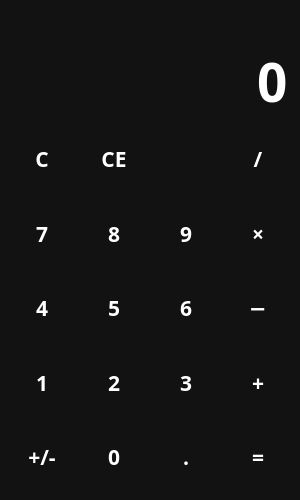
Above: design.ui from lesskop/shtosh-calculator before the change. Below: the same form after it.
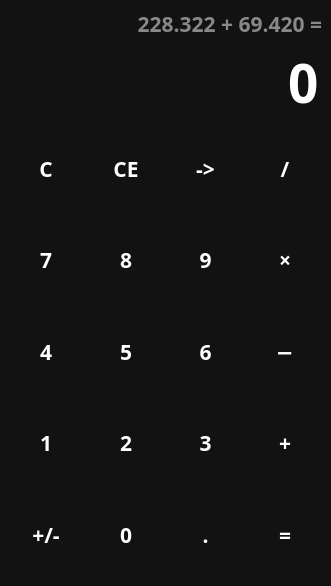
That is the form after the change. Icons and pictures are not drawn.

Diff of the .ui file:
```diff
--- a/design.ui
+++ b/design.ui
@@ -6,16 +6,10 @@
    <rect>
     <x>0</x>
     <y>0</y>
-    <width>300</width>
-    <height>500</height>
+    <width>331</width>
+    <height>586</height>
    </rect>
   </property>
-  <property name="minimumSize">
-   <size>
-    <width>300</width>
-    <height>500</height>
-   </size>
-  </property>
   <property name="windowTitle">
    <string>shtosh calculator</string>
   </property>
@@ -59,7 +53,7 @@
        <string notr="true">color: #888;</string>
       </property>
       <property name="text">
-       <string/>
+       <string>228.322 + 69.420 =</string>
       </property>
       <property name="alignment">
        <set>Qt::AlignRight|Qt::AlignTrailing|Qt::AlignVCenter</set>
@@ -328,17 +322,7 @@
          <cursorShape>PointingHandCursor</cursorShape>
         </property>
         <property name="text">
-         <string/>
-        </property>
-        <property name="icon">
-         <iconset resource="files.qrc">
-          <normaloff>:/icons/icons/backspace.png</normaloff>:/icons/icons/backspace.png</iconset>
-        </property>
-        <property name="iconSize">
-         <size>
-          <width>24</width>
-          <height>24</height>
-         </size>
+         <string>-&gt;</string>
         </property>
         <property name="shortcut">
          <string>Backspace</string>
```
Left out of the diff: 129 changed lines with no effect on the pictures.
